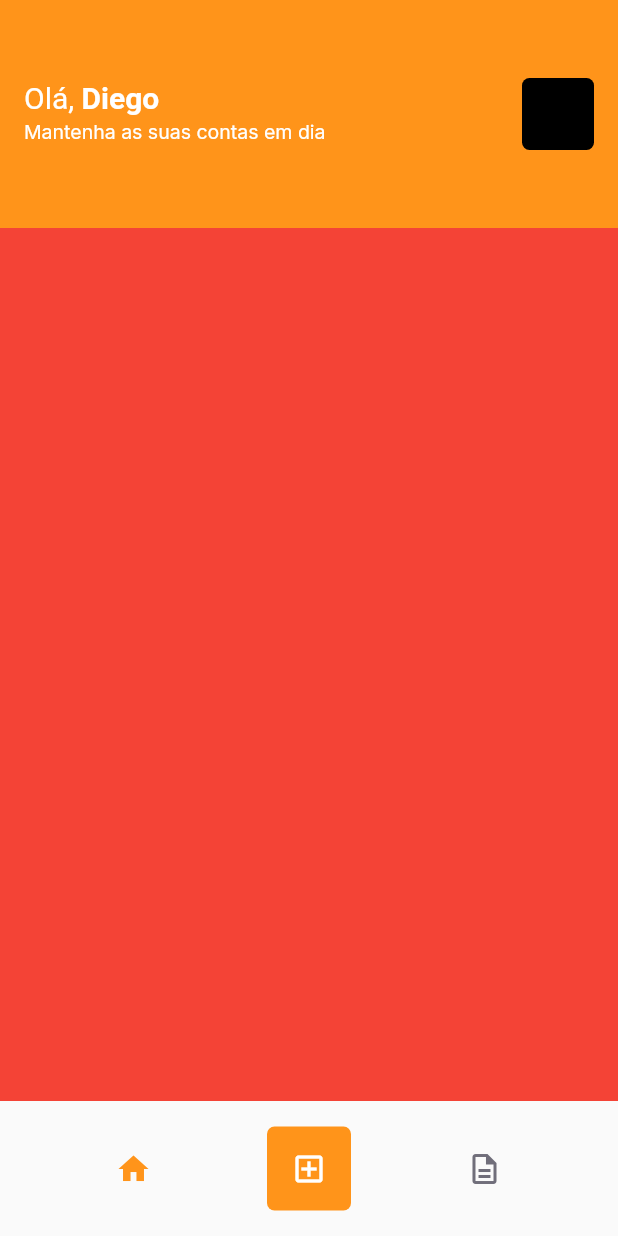
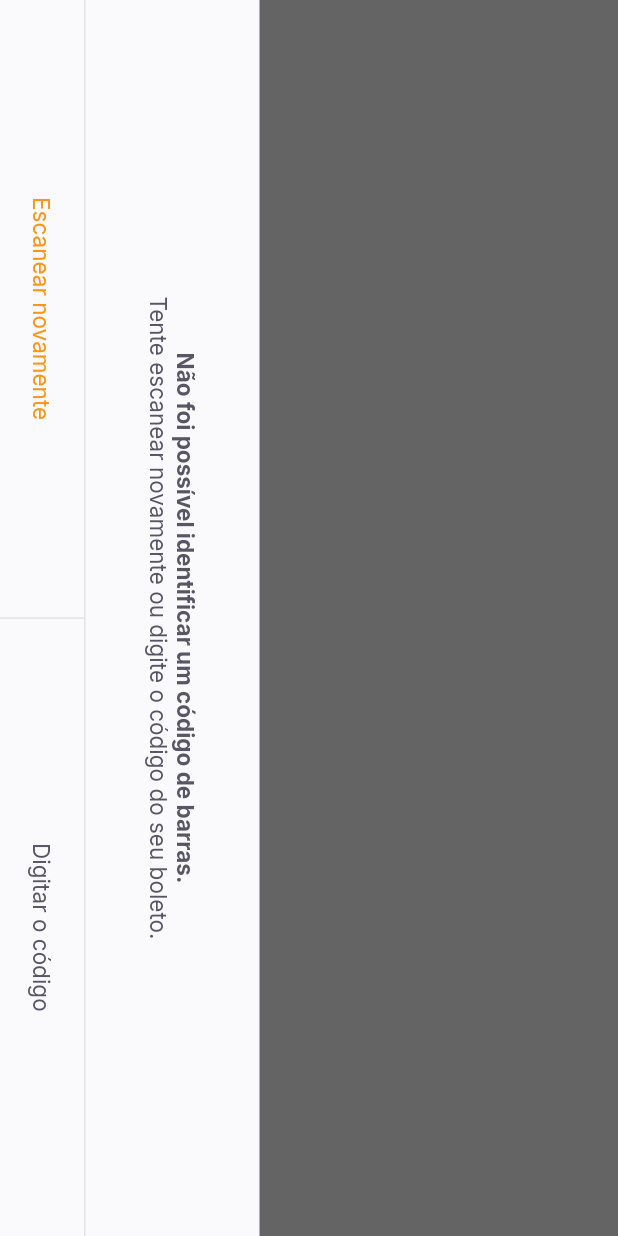
Before and after one commit to diegoventurasg/payflow, a Flutter app: the HomePage screen opened by its route, after a tap on the "add box" icon, on a phone screen of 412 x 824 dp. Run offline on Flutter 3.47's test engine with Material 2 defaults, Android fonts, the phone set to English and light mode, and no system bars; our stand-ins replace firebase_core, google_fonts, google_sign_in, shared_preferences; accounts and stored records are empty.

Commit message:
Create BarcodeScannerPage

```diff
--- a/lib/app_widget.dart
+++ b/lib/app_widget.dart
@@ -1,4 +1,6 @@
 import 'package:flutter/material.dart';
+import 'package:flutter/services.dart';
+import 'package:payflow/modules/barcode_scanner/barcode_scanner_page.dart';
 import 'package:payflow/modules/login/login_page.dart';
 import 'package:payflow/modules/splash/splash_page.dart';
 import 'package:payflow/shared/themes/app_colors.dart';
@@ -6,17 +8,28 @@ import 'package:payflow/shared/themes/app_colors.dart';
 import 'modules/home/home_page.dart';
 
 class AppWidget extends StatelessWidget {
+  AppWidget() {
+    SystemChrome.setPreferredOrientations([
+      DeviceOrientation.portraitDown,
+      DeviceOrientation.portraitUp,
+    ]);
+  }
+
   @override
   Widget build(BuildContext context) {
     return MaterialApp(
       debugShowCheckedModeBanner: false,
       title: 'Pay Flow',
-      theme: ThemeData(primaryColor: AppColors.primary),
+      theme: ThemeData(
+        primarySwatch: Colors.orange,
+        primaryColor: AppColors.primary,
+      ),
       initialRoute: "/splash",
       routes: {
         "/splash": (context) => SplashPage(),
         "/home": (context) => HomePage(),
         "/login": (context) => LoginPage(),
+        "/barcode_scanner": (context) => BarcodeScannerPage(),
       },
     );
   }
--- /dev/null
+++ b/lib/modules/barcode_scanner/barcode_scanner_page.dart
@@ -0,0 +1,69 @@
+import 'package:flutter/material.dart';
+import 'package:payflow/shared/themes/app_colors.dart';
+import 'package:payflow/shared/themes/app_text_styles.dart';
+import 'package:payflow/shared/widgets/bottom_sheet/bottom_sheet_widget.dart';
+import 'package:payflow/shared/widgets/divider_vertical/divider_vertical_widget.dart';
+import 'package:payflow/shared/widgets/label_button/label_button.dart';
+import 'package:payflow/shared/widgets/set_label_buttons/set_label_buttons.dart';
+
+class BarcodeScannerPage extends StatefulWidget {
+  const BarcodeScannerPage({Key? key}) : super(key: key);
+
+  @override
+  _BarcodeScannerPageState createState() => _BarcodeScannerPageState();
+}
+
+class _BarcodeScannerPageState extends State<BarcodeScannerPage> {
+  @override
+  Widget build(BuildContext context) {
+    return BottomSheetWidget(
+      title: "Não foi possível identificar um código de barras.",
+      subtitle: "Tente escanear novamente ou digite o código do seu boleto.",
+      primaryLabel: "Escanear novamente",
+      primaryOnPressed: () {},
+      secondaryLabel: "Digitar o código",
+      secondaryOnPressed: () {},
+    );
+    return SafeArea(
+      child: RotatedBox(
+        quarterTurns: 1,
+        child: Scaffold(
+          appBar: AppBar(
+            backgroundColor: Colors.black,
+            title: Text(
+              "Escaneie o código de barras do boleto",
+              style: AppTextStyles.buttonBackground,
+            ),
+            centerTitle: true,
+            leading: BackButton(
+              color: AppColors.background,
+            ),
+          ),
+          body: Column(
+            children: [
+              Expanded(
+                  child: Container(
+                color: Colors.black.withOpacity(0.6),
+              )),
+              Expanded(
+                  flex: 2,
+                  child: Container(
+                    color: Colors.transparent,
+                  )),
+              Expanded(
+                  child: Container(
+                color: Colors.black.withOpacity(0.6),
+              )),
+            ],
+          ),
+          bottomNavigationBar: SetLabelButtons(
+            primaryLabel: "Inserir código do boleto",
+            primaryOnPressed: () {},
+            secondaryLabel: "Adicionar da galeria",
+            secondaryOnPressed: () {},
+          ),
+        ),
+      ),
+    );
+  }
+}
--- a/lib/modules/home/home_page.dart
+++ b/lib/modules/home/home_page.dart
@@ -62,12 +62,13 @@ class _HomePageState extends State<HomePage> {
                     controller.setPage(0);
                     setState(() {});
                   },
-                icon: Icon(Icons.home),
+                  icon: Icon(
+                    Icons.home,
                     color: AppColors.primary,
-              ),
+                  )),
               GestureDetector(
                 onTap: () {
-                  print("clicou");
+                  Navigator.pushNamed(context, "/barcode_scanner");
                 },
                 child: Container(
                   width: 56,
@@ -76,12 +77,9 @@ class _HomePageState extends State<HomePage> {
                     color: AppColors.primary,
                     borderRadius: BorderRadius.circular(5),
                   ),
-                  child: IconButton(
-                    onPressed: () {},
-                    icon: Icon(
+                  child: Icon(
                     Icons.add_box_outlined,
                     color: AppColors.background,
-                    ),
                   ),
                 ),
               ),
--- /dev/null
+++ b/lib/shared/widgets/bottom_sheet/bottom_sheet_widget.dart
@@ -0,0 +1,77 @@
+import 'package:flutter/material.dart';
+
+import 'package:payflow/shared/themes/app_colors.dart';
+import 'package:payflow/shared/themes/app_text_styles.dart';
+import 'package:payflow/shared/widgets/set_label_buttons/set_label_buttons.dart';
+
+class BottomSheetWidget extends StatelessWidget {
+  final String primaryLabel;
+  final VoidCallback primaryOnPressed;
+  final String secondaryLabel;
+  final VoidCallback secondaryOnPressed;
+  final String title;
+  final String subtitle;
+  const BottomSheetWidget({
+    Key? key,
+    required this.primaryLabel,
+    required this.primaryOnPressed,
+    required this.secondaryLabel,
+    required this.secondaryOnPressed,
+    required this.title,
+    required this.subtitle,
+  }) : super(key: key);
+
+  @override
+  Widget build(BuildContext context) {
+    return SafeArea(
+      child: RotatedBox(
+        quarterTurns: 1,
+        child: Material(
+          child: Container(
+            color: AppColors.shape,
+            child: Column(
+              children: [
+                Expanded(
+                  child: Container(
+                    color: Colors.black.withOpacity(0.6),
+                  ),
+                ),
+                Column(
+                  children: [
+                    Padding(
+                      padding: const EdgeInsets.all(40),
+                      child: Text.rich(
+                        TextSpan(
+                          text: title,
+                          style: AppTextStyles.buttonBoldHeading,
+                          children: [
+                            TextSpan(
+                              text: "\n$subtitle",
+                              style: AppTextStyles.buttonHeading,
+                            )
+                          ],
+                        ),
+                        textAlign: TextAlign.center,
+                      ),
+                    ),
+                    Container(
+                      height: 1,
+                      color: AppColors.stroke,
+                    ),
+                    SetLabelButtons(
+                      enablePrimaryColor: true,
+                      primaryLabel: primaryLabel,
+                      primaryOnPressed: primaryOnPressed,
+                      secondaryLabel: secondaryLabel,
+                      secondaryOnPressed: secondaryOnPressed,
+                    )
+                  ],
+                ),
+              ],
+            ),
+          ),
+        ),
+      ),
+    );
+  }
+}
--- /dev/null
+++ b/lib/shared/widgets/divider_vertical/divider_vertical_widget.dart
@@ -0,0 +1,15 @@
+import 'package:flutter/material.dart';
+import 'package:payflow/shared/themes/app_colors.dart';
+
+class DividerVerticalWidget extends StatelessWidget {
+  const DividerVerticalWidget({Key? key}) : super(key: key);
+
+  @override
+  Widget build(BuildContext context) {
+    return Container(
+      width: 1,
+      height: double.maxFinite,
+      color: AppColors.stroke,
+    );
+  }
+}
--- /dev/null
+++ b/lib/shared/widgets/label_button/label_button.dart
@@ -0,0 +1,29 @@
+import 'package:flutter/material.dart';
+
+import 'package:payflow/shared/themes/app_text_styles.dart';
+
+class LabelButton extends StatelessWidget {
+  final String label;
+  final VoidCallback onPressed;
+  final TextStyle? style;
+  const LabelButton({
+    Key? key,
+    required this.label,
+    required this.onPressed,
+    this.style,
+  }) : super(key: key);
+
+  @override
+  Widget build(BuildContext context) {
+    return Container(
+      height: 56,
+      child: TextButton(
+        onPressed: onPressed,
+        child: Text(
+          label,
+          style: style ?? AppTextStyles.buttonHeading,
+        ),
+      ),
+    );
+  }
+}
--- /dev/null
+++ b/lib/shared/widgets/set_label_buttons/set_label_buttons.dart
@@ -0,0 +1,46 @@
+import 'package:flutter/material.dart';
+import 'package:payflow/shared/themes/app_text_styles.dart';
+
+import 'package:payflow/shared/widgets/divider_vertical/divider_vertical_widget.dart';
+import 'package:payflow/shared/widgets/label_button/label_button.dart';
+
+class SetLabelButtons extends StatelessWidget {
+  final String primaryLabel;
+  final VoidCallback primaryOnPressed;
+  final String secondaryLabel;
+  final VoidCallback secondaryOnPressed;
+  final bool enablePrimaryColor;
+  const SetLabelButtons({
+    Key? key,
+    required this.primaryLabel,
+    required this.primaryOnPressed,
+    required this.secondaryLabel,
+    required this.secondaryOnPressed,
+    this.enablePrimaryColor = false,
+  }) : super(key: key);
+
+  @override
+  Widget build(BuildContext context) {
+    return Container(
+      height: 56,
+      child: Row(
+        children: [
+          Expanded(
+            child: LabelButton(
+              label: primaryLabel,
+              onPressed: primaryOnPressed,
+              style: enablePrimaryColor ? AppTextStyles.buttonPrimary : null,
+            ),
+          ),
+          DividerVerticalWidget(),
+          Expanded(
+            child: LabelButton(
+              label: secondaryLabel,
+              onPressed: secondaryOnPressed,
+            ),
+          ),
+        ],
+      ),
+    );
+  }
+}
```
Lines whose indentation alone changed are shown as unchanged.
